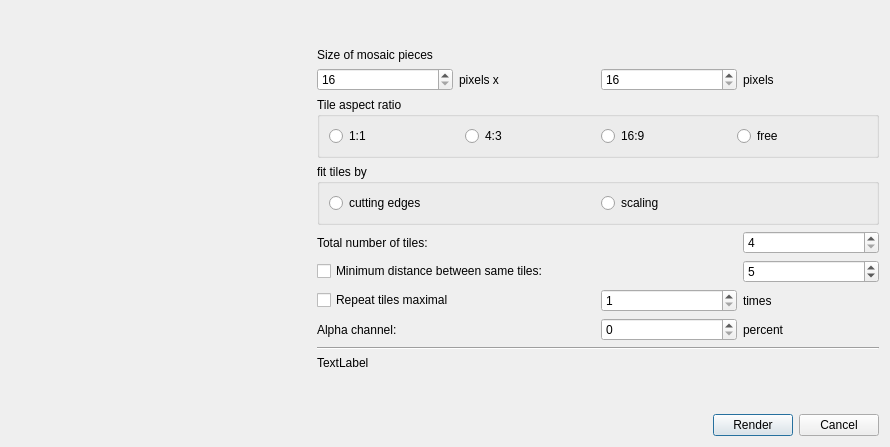
Above: mosaicdetailsdlg.ui from seanet7or/mosaicit before the change. Below: the same form after it.
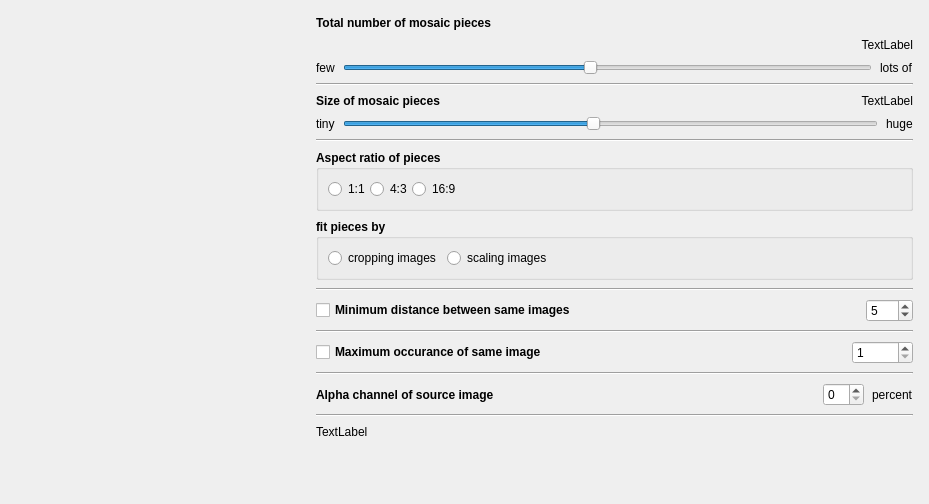
That is the form after the change. Icons and pictures are not drawn. Custom widgets are drawn as their Qt base class.

Commit message: * Custom Widgets * Cache for tile images

Patch:
```diff
--- a/mosaicdetailsdlg.ui
+++ b/mosaicdetailsdlg.ui
@@ -9,8 +9,8 @@
    <rect>
     <x>0</x>
     <y>0</y>
-    <width>890</width>
-    <height>447</height>
+    <width>929</width>
+    <height>504</height>
    </rect>
   </property>
   <property name="windowTitle">
@@ -24,6 +24,21 @@
    <locale language="English" country="UnitedStates"/>
   </property>
   <layout class="QVBoxLayout" name="verticalLayout">
+   <property name="spacing">
+    <number>0</number>
+   </property>
+   <property name="leftMargin">
+    <number>0</number>
+   </property>
+   <property name="topMargin">
+    <number>0</number>
+   </property>
+   <property name="rightMargin">
+    <number>0</number>
+   </property>
+   <property name="bottomMargin">
+    <number>0</number>
+   </property>
    <item>
     <layout class="QHBoxLayout" name="horizontalLayout">
      <item>
@@ -52,13 +67,181 @@
       </widget>
      </item>
      <item>
-      <layout class="QGridLayout" name="gridLayout">
-       <item row="3" column="0" colspan="4">
+      <layout class="QVBoxLayout" name="optionsLayout">
+       <property name="spacing">
+        <number>8</number>
+       </property>
+       <property name="leftMargin">
+        <number>16</number>
+       </property>
+       <property name="topMargin">
+        <number>16</number>
+       </property>
+       <property name="rightMargin">
+        <number>16</number>
+       </property>
+       <property name="bottomMargin">
+        <number>16</number>
+       </property>
+       <item>
+        <widget class="QLabel" name="label_4">
+         <property name="font">
+          <font>
+           <weight>75</weight>
+           <bold>true</bold>
+          </font>
+         </property>
+         <property name="text">
+          <string>Total number of mosaic pieces</string>
+         </property>
+        </widget>
+       </item>
+       <item>
+        <widget class="QLabel" name="tileCountLabel">
+         <property name="text">
+          <string>TextLabel</string>
+         </property>
+         <property name="alignment">
+          <set>Qt::AlignRight|Qt::AlignTrailing|Qt::AlignVCenter</set>
+         </property>
+        </widget>
+       </item>
+       <item>
+        <layout class="QHBoxLayout" name="tileCountSliderLayout">
+         <item>
+          <widget class="QLabel" name="label_2">
+           <property name="text">
+            <string>few</string>
+           </property>
+          </widget>
+         </item>
+         <item>
+          <widget class="Slider" name="totalTilesSlider">
+           <property name="minimum">
+            <number>1024</number>
+           </property>
+           <property name="maximum">
+            <number>16384</number>
+           </property>
+           <property name="pageStep">
+            <number>64</number>
+           </property>
+           <property name="value">
+            <number>8192</number>
+           </property>
+           <property name="orientation">
+            <enum>Qt::Horizontal</enum>
+           </property>
+          </widget>
+         </item>
+         <item>
+          <widget class="QLabel" name="label_3">
+           <property name="text">
+            <string>lots of</string>
+           </property>
+          </widget>
+         </item>
+        </layout>
+       </item>
+       <item>
+        <widget class="Line" name="line">
+         <property name="orientation">
+          <enum>Qt::Horizontal</enum>
+         </property>
+        </widget>
+       </item>
+       <item>
+        <layout class="QHBoxLayout" name="tileSizeLabelLayout">
+         <item>
+          <widget class="QLabel" name="label_7">
+           <property name="font">
+            <font>
+             <weight>75</weight>
+             <bold>true</bold>
+            </font>
+           </property>
+           <property name="text">
+            <string>Size of mosaic pieces</string>
+           </property>
+          </widget>
+         </item>
+         <item>
+          <widget class="QLabel" name="tileSizeLabel">
+           <property name="sizePolicy">
+            <sizepolicy hsizetype="Preferred" vsizetype="Preferred">
+             <horstretch>0</horstretch>
+             <verstretch>0</verstretch>
+            </sizepolicy>
+           </property>
+           <property name="text">
+            <string>TextLabel</string>
+           </property>
+           <property name="alignment">
+            <set>Qt::AlignRight|Qt::AlignTrailing|Qt::AlignVCenter</set>
+           </property>
+          </widget>
+         </item>
+        </layout>
+       </item>
+       <item>
+        <layout class="QHBoxLayout" name="tileSizeSliderLayout">
+         <item>
+          <widget class="QLabel" name="label_8">
+           <property name="text">
+            <string>tiny</string>
+           </property>
+          </widget>
+         </item>
+         <item>
+          <widget class="Slider" name="tileSizeSlider">
+           <property name="minimum">
+            <number>16</number>
+           </property>
+           <property name="maximum">
+            <number>256</number>
+           </property>
+           <property name="value">
+            <number>128</number>
+           </property>
+           <property name="orientation">
+            <enum>Qt::Horizontal</enum>
+           </property>
+           <property name="tickPosition">
+            <enum>QSlider::NoTicks</enum>
+           </property>
+          </widget>
+         </item>
+         <item>
+          <widget class="QLabel" name="label_9">
+           <property name="text">
+            <string>huge</string>
+           </property>
+          </widget>
+         </item>
+        </layout>
+       </item>
+       <item>
+        <widget class="Line" name="line_2">
+         <property name="orientation">
+          <enum>Qt::Horizontal</enum>
+         </property>
+        </widget>
+       </item>
+       <item>
         <widget class="QGroupBox" name="groupBox">
+         <property name="font">
+          <font>
+           <weight>75</weight>
+           <bold>true</bold>
+          </font>
+         </property>
          <property name="title">
-          <string>Tile aspect ratio</string>
+          <string>Aspect ratio of pieces</string>
          </property>
          <layout class="QVBoxLayout" name="verticalLayout_2">
+          <property name="spacing">
+           <number>0</number>
+          </property>
           <item>
            <layout class="QGridLayout" name="gridLayout_2">
             <item row="0" column="0">
@@ -69,6 +252,12 @@
                 <verstretch>0</verstretch>
                </sizepolicy>
               </property>
+              <property name="font">
+               <font>
+                <weight>50</weight>
+                <bold>false</bold>
+               </font>
+              </property>
               <property name="text">
                <string>1:1</string>
               </property>
@@ -82,6 +271,12 @@
                 <verstretch>0</verstretch>
                </sizepolicy>
               </property>
+              <property name="font">
+               <font>
+                <weight>50</weight>
+                <bold>false</bold>
+               </font>
+              </property>
               <property name="text">
                <string>4:3</string>
               </property>
@@ -95,209 +290,245 @@
                 <verstretch>0</verstretch>
                </sizepolicy>
               </property>
+              <property name="font">
+               <font>
+                <weight>50</weight>
+                <bold>false</bold>
+               </font>
+              </property>
               <property name="text">
                <string>16:9</string>
               </property>
              </widget>
             </item>
             <item row="0" column="3">
-             <widget class="QRadioButton" name="aspectFree">
-              <property name="sizePolicy">
-               <sizepolicy hsizetype="Minimum" vsizetype="Preferred">
-                <horstretch>0</horstretch>
-                <verstretch>0</verstretch>
-               </sizepolicy>
+             <spacer name="horizontalSpacer_4">
+              <property name="orientation">
+               <enum>Qt::Horizontal</enum>
               </property>
-              <property name="text">
-               <string>free</string>
+              <property name="sizeHint" stdset="0">
+               <size>
+                <width>40</width>
+                <height>20</height>
+               </size>
               </property>
-             </widget>
+             </spacer>
             </item>
            </layout>
           </item>
          </layout>
         </widget>
        </item>
-       <item row="5" column="0" colspan="3">
-        <widget class="QLabel" name="label_4">
-         <property name="text">
-          <string>Total number of tiles:</string>
-         </property>
-        </widget>
-       </item>
-       <item row="5" column="3">
-        <widget class="QSpinBox" name="totalTiles">
-         <property name="minimum">
-          <number>4</number>
-         </property>
-         <property name="maximum">
-          <number>999999</number>
-         </property>
-        </widget>
-       </item>
-       <item row="8" column="0" colspan="2">
-        <widget class="QLabel" name="label_5">
-         <property name="text">
-          <string>Alpha channel:</string>
-         </property>
-        </widget>
-       </item>
-       <item row="8" column="2">
-        <widget class="QSpinBox" name="alphaChannel"/>
-       </item>
-       <item row="8" column="3">
-        <widget class="QLabel" name="label_6">
-         <property name="text">
-          <string>percent</string>
-         </property>
-        </widget>
-       </item>
-       <item row="10" column="0" colspan="4">
-        <widget class="QLabel" name="resultLabel">
-         <property name="text">
-          <string>TextLabel</string>
-         </property>
-        </widget>
-       </item>
-       <item row="9" column="0" colspan="4">
-        <widget class="Line" name="line">
-         <property name="orientation">
-          <enum>Qt::Horizontal</enum>
-         </property>
-        </widget>
-       </item>
-       <item row="6" column="0" colspan="3">
-        <widget class="QCheckBox" name="minDistanceChecker">
-         <property name="text">
-          <string>Minimum distance between same tiles:</string>
-         </property>
-        </widget>
-       </item>
-       <item row="11" column="0" colspan="4">
-        <spacer name="verticalSpacer_2">
-         <property name="orientation">
-          <enum>Qt::Vertical</enum>
-         </property>
-         <property name="sizeHint" stdset="0">
-          <size>
-           <width>20</width>
-           <height>40</height>
-          </size>
-         </property>
-        </spacer>
-       </item>
-       <item row="4" column="0" colspan="4">
+       <item>
         <widget class="QGroupBox" name="groupBox_2">
+         <property name="font">
+          <font>
+           <weight>75</weight>
+           <bold>true</bold>
+          </font>
+         </property>
          <property name="title">
-          <string>fit tiles by</string>
+          <string>fit pieces by</string>
          </property>
          <layout class="QVBoxLayout" name="verticalLayout_3">
           <item>
            <layout class="QGridLayout" name="gridLayout_3">
-            <item row="0" column="0">
-             <widget class="QRadioButton" name="cutTileEdges">
-              <property name="text">
-               <string>cutting edges</string>
-              </property>
-             </widget>
-            </item>
             <item row="0" column="1">
              <widget class="QRadioButton" name="scaleTile">
+              <property name="font">
+               <font>
+                <weight>50</weight>
+                <bold>false</bold>
+               </font>
+              </property>
               <property name="text">
-               <string>scaling</string>
+               <string>scaling images</string>
               </property>
              </widget>
             </item>
+            <item row="0" column="0">
+             <widget class="QRadioButton" name="cutTileEdges">
+              <property name="font">
+               <font>
+                <weight>50</weight>
+                <bold>false</bold>
+               </font>
+              </property>
+              <property name="text">
+               <string>cropping images</string>
+              </property>
+             </widget>
+            </item>
+            <item row="0" column="2">
+             <spacer name="horizontalSpacer_3">
+              <property name="orientation">
+               <enum>Qt::Horizontal</enum>
+              </property>
+              <property name="sizeHint" stdset="0">
+               <size>
+                <width>40</width>
+                <height>20</height>
+               </size>
+              </property>
+             </spacer>
+            </item>
            </layout>
           </item>
          </layout>
         </widget>
        </item>
-       <item row="0" column="0" colspan="4">
-        <spacer name="verticalSpacer">
+       <item>
+        <widget class="Line" name="line_3">
          <property name="orientation">
-          <enum>Qt::Vertical</enum>
+          <enum>Qt::Horizontal</enum>
          </property>
-         <property name="sizeHint" stdset="0">
-          <size>
-           <width>20</width>
-           <height>40</height>
-          </size>
-         </property>
-        </spacer>
-       </item>
-       <item row="6" column="3">
-        <widget class="QSpinBox" name="minDistanceSpinner">
-         <property name="maximum">
-          <number>999999999</number>
-         </property>
-         <property name="value">
-          <number>5</number>
-         </property>
         </widget>
        </item>
-       <item row="7" column="0" colspan="2">
-        <widget class="QCheckBox" name="repeatTilesChecker">
-         <property name="text">
-          <string>Repeat tiles maximal</string>
-         </property>
-        </widget>
+       <item>
+        <layout class="QHBoxLayout" name="minDistLayout">
+         <item>
+          <widget class="QCheckBox" name="minDistanceChecker">
+           <property name="font">
+            <font>
+             <weight>75</weight>
+             <bold>true</bold>
+            </font>
+           </property>
+           <property name="text">
+            <string>Minimum distance between same images</string>
+           </property>
+          </widget>
+         </item>
+         <item>
+          <spacer name="horizontalSpacer_6">
+           <property name="orientation">
+            <enum>Qt::Horizontal</enum>
+           </property>
+           <property name="sizeHint" stdset="0">
+            <size>
+             <width>40</width>
+             <height>20</height>
+            </size>
+           </property>
+          </spacer>
+         </item>
+         <item>
+          <widget class="QSpinBox" name="minDistanceSpinner">
+           <property name="maximum">
+            <number>256</number>
+           </property>
+           <property name="value">
+            <number>5</number>
+           </property>
+          </widget>
+         </item>
+        </layout>
        </item>
-       <item row="7" column="2">
-        <widget class="QSpinBox" name="repeatTilesSpinner">
-         <property name="minimum">
-          <number>1</number>
+       <item>
+        <widget class="Line" name="line_4">
+         <property name="orientation">
+          <enum>Qt::Horizontal</enum>
          </property>
-         <property name="maximum">
-          <number>999999999</number>
-         </property>
         </widget>
        </item>
-       <item row="7" column="3">
-        <widget class="QLabel" name="label">
-         <property name="text">
-          <string>times</string>
-         </property>
-        </widget>
+       <item>
+        <layout class="QHBoxLayout" name="repeatTilesLayout">
+         <item>
+          <widget class="QCheckBox" name="repeatTilesChecker">
+           <property name="font">
+            <font>
+             <weight>75</weight>
+             <bold>true</bold>
+            </font>
+           </property>
+           <property name="text">
+            <string>Maximum occurance of same image</string>
+           </property>
+          </widget>
+         </item>
+         <item>
+          <spacer name="horizontalSpacer_5">
+           <property name="orientation">
+            <enum>Qt::Horizontal</enum>
+           </property>
+           <property name="sizeHint" stdset="0">
+            <size>
+             <width>40</width>
+             <height>20</height>
+            </size>
+           </property>
+          </spacer>
+         </item>
+         <item>
+          <widget class="QSpinBox" name="repeatTilesSpinner">
+           <property name="minimum">
+            <number>1</number>
+           </property>
+           <property name="maximum">
+            <number>16384</number>
+           </property>
+          </widget>
+         </item>
+        </layout>
        </item>
-       <item row="2" column="0">
-        <widget class="QSpinBox" name="tileWidth">
-         <property name="minimum">
-          <number>16</number>
+       <item>
+        <widget class="Line" name="line_5">
+         <property name="orientation">
+          <enum>Qt::Horizontal</enum>
          </property>
-         <property name="maximum">
-          <number>4096</number>
-         </property>
         </widget>
        </item>
-       <item row="2" column="1">
-        <widget class="QLabel" name="label_3">
-         <property name="text">
-          <string>pixels x</string>
-         </property>
-        </widget>
+       <item>
+        <layout class="QHBoxLayout" name="alphaChannelLayout">
+         <item>
+          <widget class="QLabel" name="label_5">
+           <property name="font">
+            <font>
+             <weight>75</weight>
+             <bold>true</bold>
+            </font>
+           </property>
+           <property name="text">
+            <string>Alpha channel of source image</string>
+           </property>
+          </widget>
+         </item>
+         <item>
+          <spacer name="horizontalSpacer_2">
+           <property name="orientation">
+            <enum>Qt::Horizontal</enum>
+           </property>
+           <property name="sizeHint" stdset="0">
+            <size>
+             <width>40</width>
+             <height>20</height>
+            </size>
+           </property>
+          </spacer>
+         </item>
+         <item>
+          <widget class="QSpinBox" name="alphaChannel"/>
+         </item>
+         <item>
+          <widget class="QLabel" name="label_6">
+           <property name="text">
+            <string>percent</string>
+           </property>
+          </widget>
+         </item>
+        </layout>
        </item>
-       <item row="2" column="2">
-        <widget class="QSpinBox" name="tileHeight">
-         <property name="minimum">
-          <number>16</number>
+       <item>
+        <widget class="Line" name="line_6">
+         <property name="orientation">
+          <enum>Qt::Horizontal</enum>
          </property>
-         <property name="maximum">
-          <number>4096</number>
-         </property>
         </widget>
        </item>
-       <item row="2" column="3">
-        <widget class="QLabel" name="label_2">
+       <item>
+        <widget class="QLabel" name="resultLabel">
          <property name="text">
-          <string>pixels</string>
-         </property>
-        </widget>
-       </item>
-       <item row="1" column="0" colspan="4">
-        <widget class="QLabel" name="label_7">
-         <property name="text">
-          <string>Size of mosaic pieces</string>
+          <string>TextLabel</string>
          </property>
         </widget>
        </item>
@@ -307,23 +538,6 @@
    </item>
    <item>
     <layout class="QGridLayout" name="gridLayout_4">
-     <item row="0" column="2">
-      <widget class="QPushButton" name="cancelButton">
-       <property name="text">
-        <string>Cancel</string>
-       </property>
-      </widget>
-     </item>
-     <item row="0" column="1">
-      <widget class="QPushButton" name="renderButton">
-       <property name="text">
-        <string>Render</string>
-       </property>
-       <property name="default">
-        <bool>true</bool>
-       </property>
-      </widget>
-     </item>
      <item row="0" column="0">
       <spacer name="horizontalSpacer">
        <property name="orientation">
@@ -337,10 +551,33 @@
        </property>
       </spacer>
      </item>
+     <item row="0" column="1">
+      <widget class="Button" name="renderBn" native="true">
+       <property name="minimumSize">
+        <size>
+         <width>88</width>
+         <height>48</height>
+        </size>
+       </property>
+      </widget>
+     </item>
     </layout>
    </item>
   </layout>
  </widget>
+ <customwidgets>
+  <customwidget>
+   <class>Button</class>
+   <extends>QWidget</extends>
+   <header>widgets/button.h</header>
+   <container>1</container>
+  </customwidget>
+  <customwidget>
+   <class>Slider</class>
+   <extends>QSlider</extends>
+   <header>widgets/slider.h</header>
+  </customwidget>
+ </customwidgets>
  <resources/>
  <connections/>
 </ui>
```
The commit also changes 41 other files.
